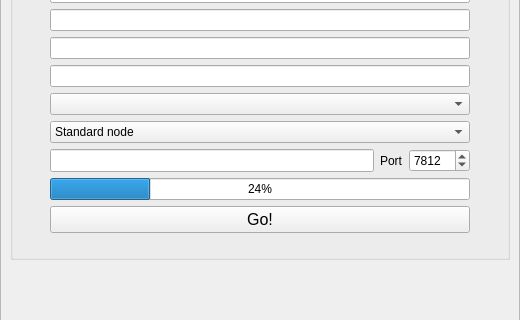
The window that retroshare-gui/src/gui/GenCertDialog.ui (RetroShare/RetroShare) describes before a commit, drawn with Qt 5; both pictures show x 0 to 520 and y 135 to 455 of the 520 by 541 pixel window.
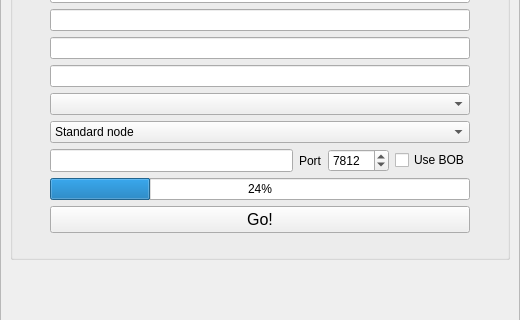
The same window after the commit. Icons and pictures are not drawn.

Diff of the .ui file:
```diff
--- a/retroshare-gui/src/gui/GenCertDialog.ui
+++ b/retroshare-gui/src/gui/GenCertDialog.ui
@@ -450,6 +450,13 @@
                </property>
               </widget>
              </item>
+             <item>
+              <widget class="QCheckBox" name="cbUseBob">
+               <property name="text">
+                <string>Use BOB</string>
+               </property>
+              </widget>
+             </item>
             </layout>
            </item>
            <item row="9" column="2">
```
